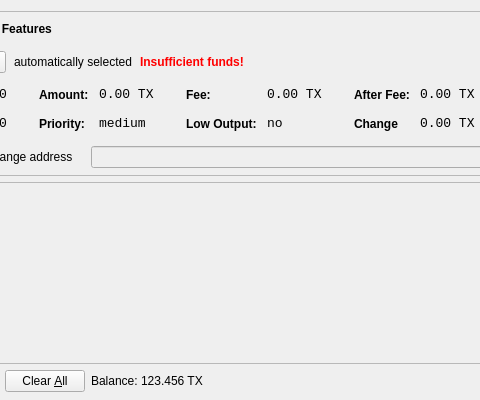
Old version of the form src/qt/forms/sendcoinsdialog.ui in the repository transferdev/Transfercoin; both pictures show x 96 to 576 and y 0 to 400 of the 850 by 400 pixel window.
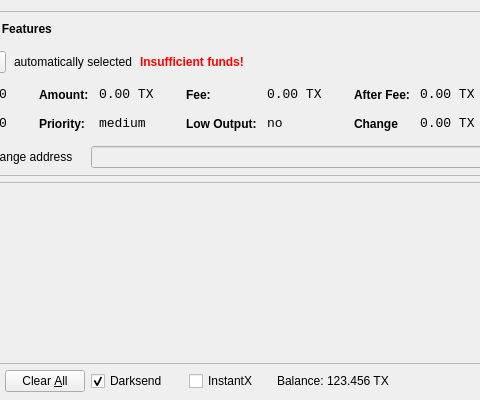
New version of the form. Icons and pictures are not drawn.

Commit message: darksend and instantx

Diff of the .ui file:
```diff
--- a/src/qt/forms/sendcoinsdialog.ui
+++ b/src/qt/forms/sendcoinsdialog.ui
@@ -699,6 +699,38 @@
        <property name="spacing">
         <number>3</number>
        </property>
+        <item>
+        <widget class="QCheckBox" name="checkUseDarksend">
+         <property name="minimumSize">
+          <size>
+           <width>95</width>
+           <height>0</height>
+          </size>
+         </property>
+         <property name="text">
+          <string>Darksend</string>
+         </property>
+         <property name="checked">
+          <bool>true</bool>
+         </property>
+        </widget>
+       </item>
+       <item>
+        <widget class="QCheckBox" name="checkInstantX">
+         <property name="enabled">
+          <bool>true</bool>
+         </property>
+         <property name="minimumSize">
+          <size>
+           <width>85</width>
+           <height>0</height>
+          </size>
+         </property>
+         <property name="text">
+          <string>InstantX</string>
+         </property>
+        </widget>
+       </item>
        <item>
         <widget class="QLabel" name="label">
          <property name="sizePolicy">
```
The commit also changes 5 other files.
